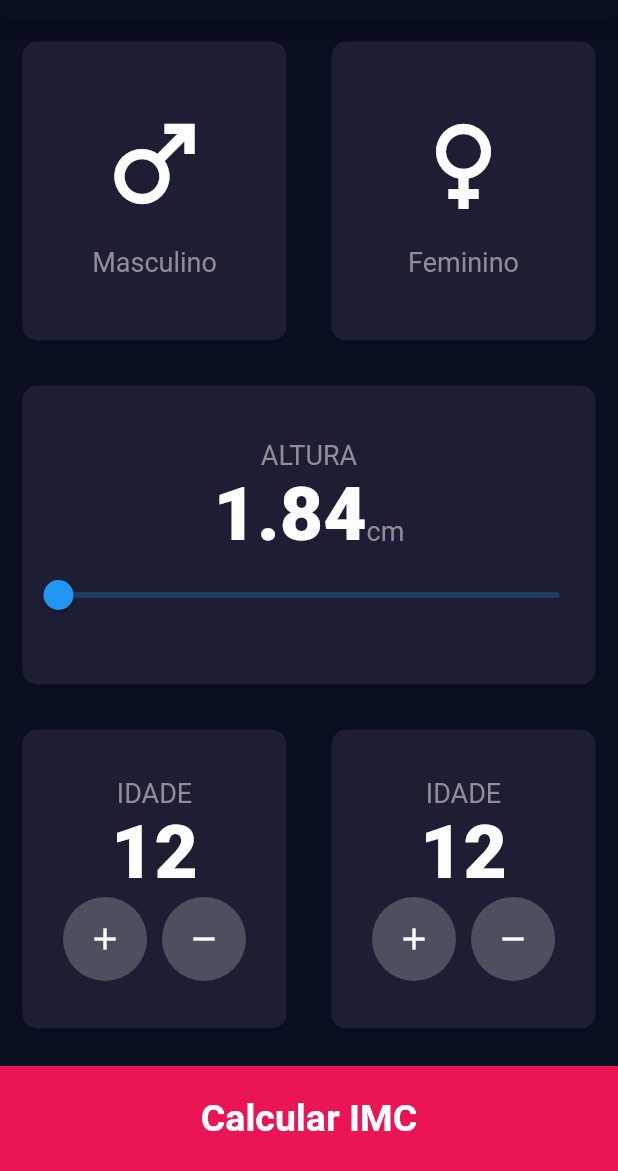
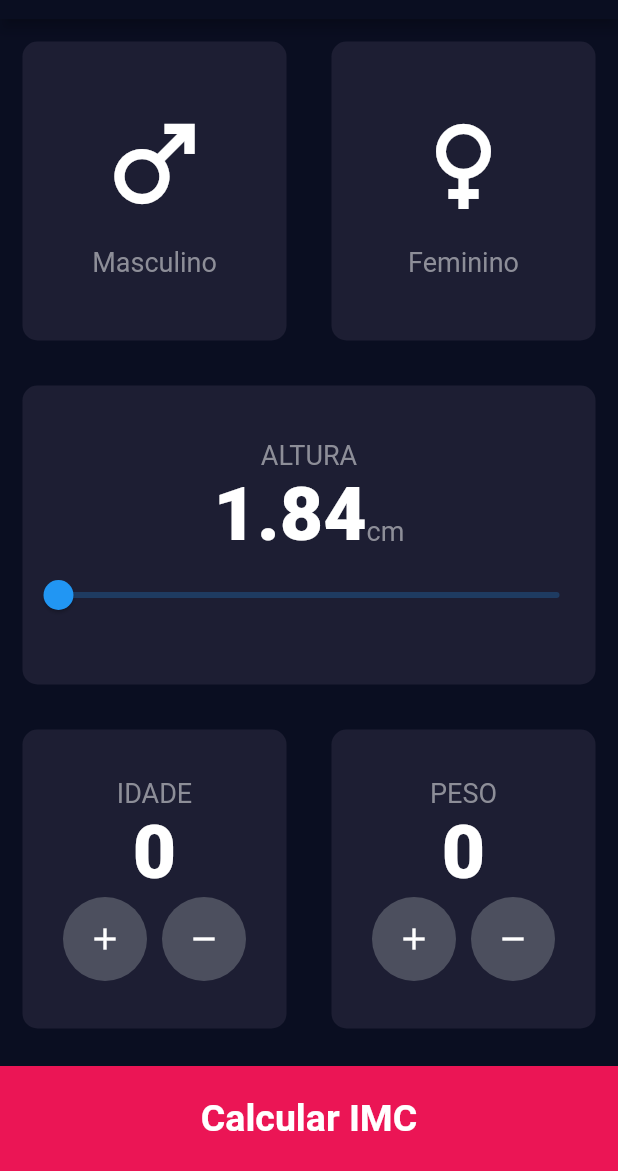
Before and after one commit to dcvieira/flutter_calculadora_imc, a Flutter app: the screen it shows after launch, on a phone screen of 412 x 824 dp, the part 65-1236 px from its top. Run offline on Flutter 3.47's test engine with Material 2 defaults, Android fonts, the light colour scheme and no system bars.

Commit message:
ajustes de layout

```diff
--- a/lib/components/bottom_button.dart
+++ b/lib/components/bottom_button.dart
@@ -7,15 +7,14 @@ class BottomButton extends StatelessWidget {
   @override
   Widget build(BuildContext context) {
     return Container(
-      margin: EdgeInsets.only(top: 10.0),
-      //padding: EdgeInsets.only(bottom: 10.0),
+      margin: const EdgeInsets.only(top: 10.0),
       width: double.infinity,
       height: 70.0,
-      color: Color(0xFFEB1555),
+      color: const Color(0xFFEB1555),
       child: Center(
         child: Text(
           buttonTitle,
-          style: TextStyle(
+          style: const TextStyle(
             fontSize: 25.0,
             fontWeight: FontWeight.bold,
           ),
--- a/lib/components/icon_content.dart
+++ b/lib/components/icon_content.dart
@@ -17,7 +17,7 @@ class IconContent extends StatelessWidget {
           icon,
           size: 80.0,
         ),
-        SizedBox(
+        const SizedBox(
           height: 15.0,
         ),
         Text(
--- a/lib/components/roundicon_button.dart
+++ b/lib/components/roundicon_button.dart
@@ -9,12 +9,12 @@ class RoundIconButton extends StatelessWidget {
     return RawMaterialButton(
       elevation: 0.0,
       onPressed: null,
-      constraints: BoxConstraints.tightFor(
+      constraints: const BoxConstraints.tightFor(
         width: 56.0,
         height: 56.0,
       ),
-      shape: CircleBorder(),
-      fillColor: Color(0xFF4C4F5E),
+      shape: const CircleBorder(),
+      fillColor: const Color(0xFF4C4F5E),
       child: Icon(icon),
     );
   }
--- a/lib/components/slider_altura.dart
+++ b/lib/components/slider_altura.dart
@@ -9,7 +9,7 @@ class SliderAltura extends StatelessWidget {
     return Column(
       mainAxisAlignment: MainAxisAlignment.center,
       children: [
-        Text(
+        const Text(
           'ALTURA',
           style: kLabelTextStyle,
         ),
@@ -17,7 +17,7 @@ class SliderAltura extends StatelessWidget {
           mainAxisAlignment: MainAxisAlignment.center,
           crossAxisAlignment: CrossAxisAlignment.baseline,
           textBaseline: TextBaseline.alphabetic,
-          children: <Widget>[
+          children: const <Widget>[
             Text(
               '1.84',
               style: kNumberTextStyle,
--- a/lib/main.dart
+++ b/lib/main.dart
@@ -1,5 +1,5 @@
 import 'package:calculadora_imc/constants.dart';
-import 'package:calculadora_imc/pages/cadastro_page.dart';
+import 'package:calculadora_imc/pages/calculadora_page.dart';
 import 'package:flutter/material.dart';
 
 void main() {
@@ -19,7 +19,7 @@ class CalculadoraIMC extends StatelessWidget {
           backgroundColor: kBackgroundColor,
         ),
       ),
-      home: CadastroPage(),
+      home: CalculadoraPage(),
     );
   }
 }
--- a/lib/pages/cadastro_page.dart
+++ b/lib/pages/calculadora_page.dart
@@ -7,14 +7,7 @@ import 'package:flutter/material.dart';
 
 import '../components/slider_altura.dart';
 
-class CadastroPage extends StatefulWidget {
-  const CadastroPage({super.key});
-
-  @override
-  State<CadastroPage> createState() => _CadastroPageState();
-}
-
-class _CadastroPageState extends State<CadastroPage> {
+class CalculadoraPage extends StatelessWidget {
   @override
   Widget build(BuildContext context) {
     return Scaffold(
@@ -58,17 +51,17 @@ class _CadastroPageState extends State<CadastroPage> {
                     child: Column(
                       mainAxisAlignment: MainAxisAlignment.center,
                       children: [
-                        Text(
+                        const Text(
                           'IDADE',
                           style: kLabelTextStyle,
                         ),
-                        Text(
-                          '12',
+                        const Text(
+                          '0',
                           style: kNumberTextStyle,
                         ),
                         Row(
                           mainAxisAlignment: MainAxisAlignment.center,
-                          children: [
+                          children: const [
                             RoundIconButton(
                               icon: Icons.add,
                             ),
@@ -89,17 +82,17 @@ class _CadastroPageState extends State<CadastroPage> {
                     child: Column(
                       mainAxisAlignment: MainAxisAlignment.center,
                       children: [
-                        Text(
-                          'IDADE',
+                        const Text(
+                          'PESO',
                           style: kLabelTextStyle,
                         ),
-                        Text(
-                          '12',
+                        const Text(
+                          '0',
                           style: kNumberTextStyle,
                         ),
                         Row(
                           mainAxisAlignment: MainAxisAlignment.center,
-                          children: [
+                          children: const [
                             RoundIconButton(
                               icon: Icons.add,
                             ),
```
